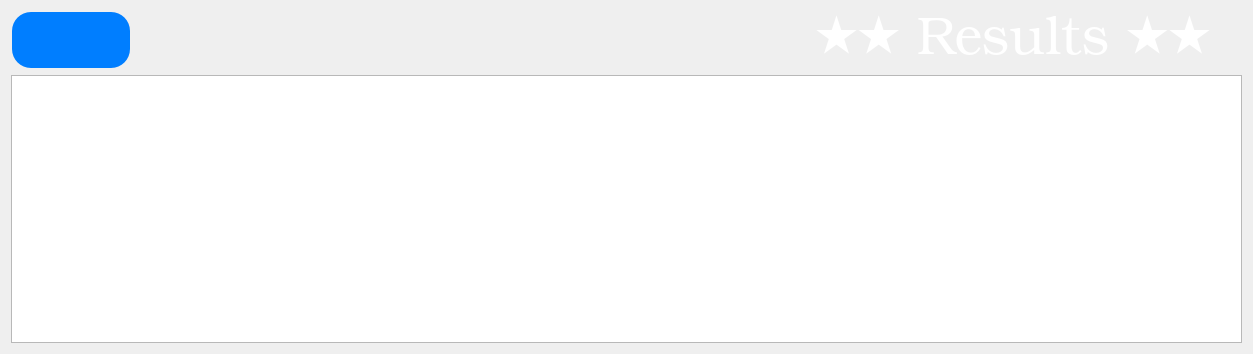
The window that src/windows/uis/ResultsDialog.ui (ZulusK/orchestrix) describes before a commit, drawn with Qt 5.
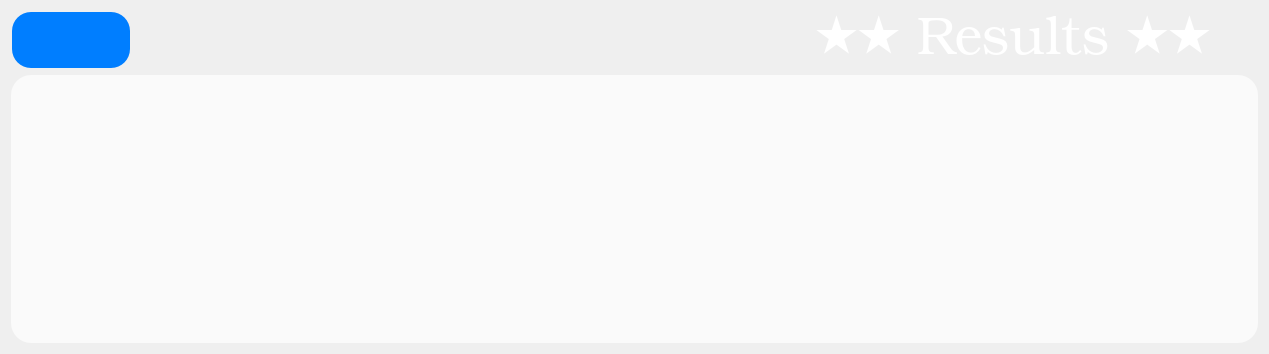
The same window after the commit. Icons and pictures are not drawn.

Patch:
```diff
--- a/src/windows/uis/ResultsDialog.ui
+++ b/src/windows/uis/ResultsDialog.ui
@@ -6,7 +6,7 @@
    <rect>
     <x>0</x>
     <y>0</y>
-    <width>1253</width>
+    <width>1269</width>
     <height>354</height>
    </rect>
   </property>
@@ -22,10 +22,7 @@
         <string notr="true">background-color: rgba(255,255,255,170);
 border-radius: 20%;
 border-color:rgba(0,0,0,0);
-font: 75 23pt &quot;URW Bookman L&quot; ;
-QHeaderView {
- background-color:red;
- }</string>
+font: 75 23pt &quot;URW Bookman L&quot; ;</string>
        </property>
        <property name="editTriggers">
         <set>QAbstractItemView::NoEditTriggers</set>
```
